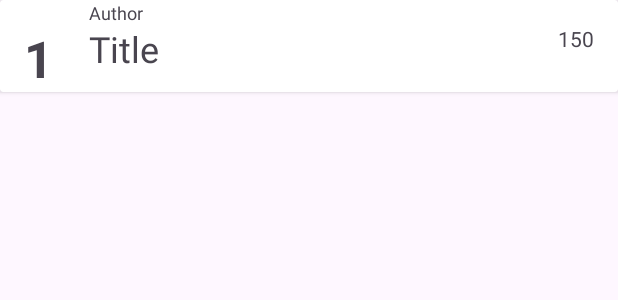
After one commit to DAM-PMDM-2024/MyDBApp, an Android app: the layout my_book.xml on its own in the app's theme, with its tools: preview values and no code run, on a phone screen of 412 x 824 dp. The commit adds this screen. Shown: the top 300 px of the screen. Run offline under Robolectric (Android 15) with nearby library versions, the phone set to English and light mode, and no system bars.

Commit message:
Adding row for books

```diff
--- /dev/null
+++ b/app/src/main/res/layout/my_book.xml
@@ -0,0 +1,63 @@
+<?xml version="1.0" encoding="utf-8"?>
+<LinearLayout xmlns:android="http://schemas.android.com/apk/res/android"
+    xmlns:app="http://schemas.android.com/apk/res-auto"
+    xmlns:tools="http://schemas.android.com/tools"
+    android:id="@+id/mainLayout"
+    android:layout_width="match_parent"
+    android:layout_height="match_parent"
+    android:orientation="vertical">
+
+    <androidx.cardview.widget.CardView
+        android:layout_width="match_parent"
+        android:layout_height="wrap_content">
+
+        <androidx.constraintlayout.widget.ConstraintLayout
+            android:layout_width="match_parent"
+            android:layout_height="wrap_content">
+
+            <TextView
+                android:id="@+id/bookId"
+                android:layout_width="wrap_content"
+                android:layout_height="wrap_content"
+                android:layout_marginStart="16dp"
+                android:layout_marginTop="16dp"
+                android:text="1"
+                android:textSize="34sp"
+                android:textStyle="bold"
+                app:layout_constraintStart_toStartOf="parent"
+                app:layout_constraintTop_toTopOf="parent" />
+
+            <TextView
+                android:id="@+id/bookPages"
+                android:layout_width="wrap_content"
+                android:layout_height="wrap_content"
+                android:layout_marginTop="16dp"
+                android:layout_marginEnd="16dp"
+                android:text="150"
+                app:layout_constraintEnd_toEndOf="parent"
+                app:layout_constraintTop_toTopOf="parent" />
+
+            <TextView
+                android:id="@+id/bookTitle"
+                android:layout_width="wrap_content"
+                android:layout_height="wrap_content"
+                android:layout_marginStart="24dp"
+                android:text="Title"
+                android:textSize="24sp"
+                app:layout_constraintStart_toEndOf="@+id/bookId"
+                app:layout_constraintTop_toTopOf="@+id/bookId" />
+
+            <TextView
+                android:id="@+id/bookAuthor"
+                android:layout_width="wrap_content"
+                android:layout_height="wrap_content"
+                android:layout_marginStart="24dp"
+                android:text="Author"
+                android:textSize="12sp"
+                app:layout_constraintStart_toEndOf="@+id/bookId"
+                tools:layout_editor_absoluteY="45dp" />
+        </androidx.constraintlayout.widget.ConstraintLayout>
+
+    </androidx.cardview.widget.CardView>
+
+</LinearLayout>
```
Also changed, not shown: app/src/main/java/com/example/mydatabaseapplication/CustomAdapter.java (added, +44 -0 lines), app/src/main/res/layout/activity_main.xml (+8 -0 lines).
